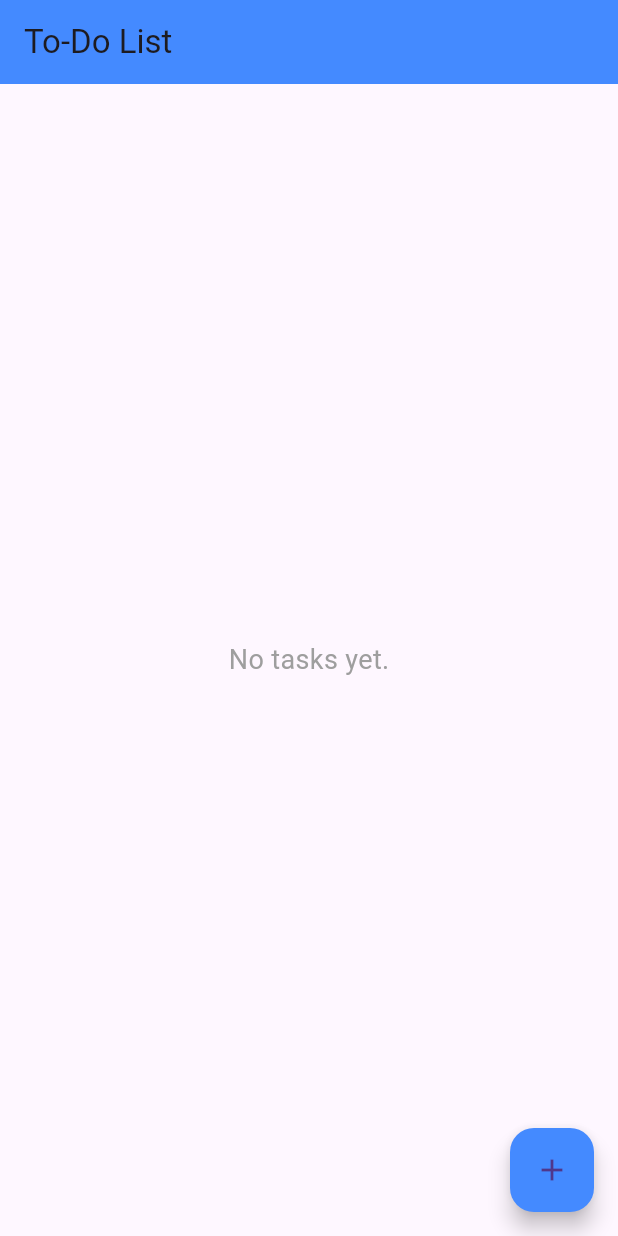
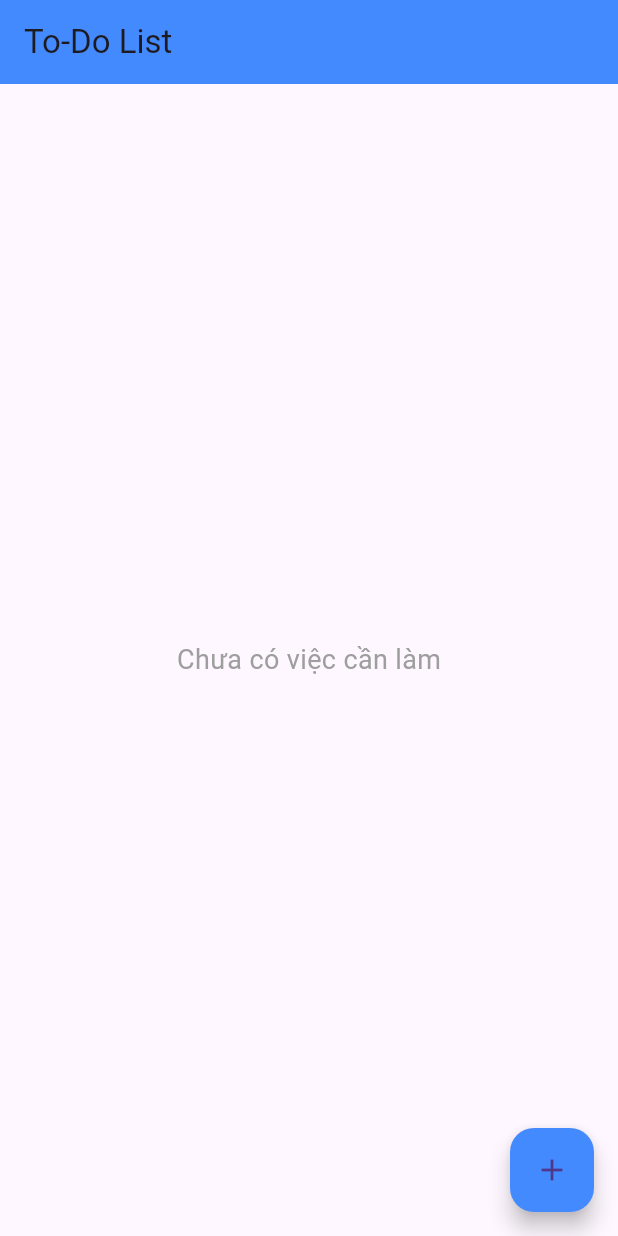
Before and after one commit to HoaiTruong96/baitaplon, a Flutter app: the screen it shows after launch, on a phone screen of 412 x 824 dp. Run offline on Flutter 3.47's test engine with Material 3 defaults, Android fonts, the phone set to English and light mode, and no system bars.

Commit message:
thay đổi text

```diff
--- a/lib/main.dart
+++ b/lib/main.dart
@@ -59,7 +59,7 @@ class _HomePageState extends State<HomePage> {
       body: tasks.isEmpty
           ? const Center(
         child: Text(
-          'No tasks yet.',
+          'Chưa có việc cần làm',
           style: TextStyle(fontSize: 18, color: Colors.grey),
         ),
       )
```
